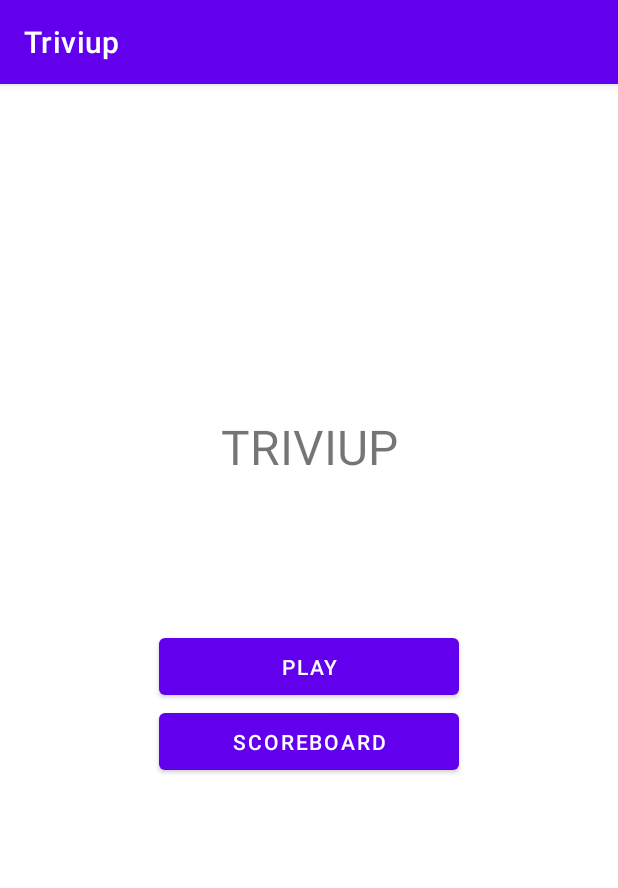
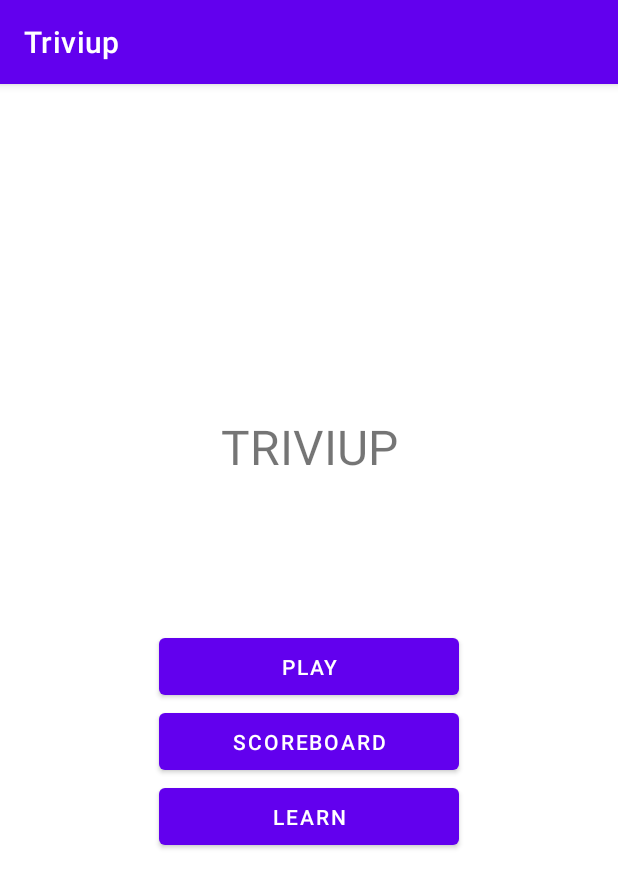
Before and after one commit to RosalieBdm/Triviup, an Android app: the screen it shows after launch (MainActivity), on a phone screen of 412 x 824 dp. Shown: the top 888 px of the screen. Run offline under Robolectric (Android 15) with nearby library versions, the phone set to English and light mode, and no system bars; our stand-ins replace data binding, navigation-ui.

Commit message:
fact added

```diff
--- a/app/src/main/java/com/example/triviup/MenuFragment.kt
+++ b/app/src/main/java/com/example/triviup/MenuFragment.kt
@@ -41,6 +41,10 @@ class MenuFragment : Fragment() {
         binding.scoreboardButton.setOnClickListener {
             findNavController().navigate(R.id.action_MenuFragment_to_RankingFragment)
         }
+
+        binding.factButton.setOnClickListener {
+            findNavController().navigate(R.id.action_MenuFragment_to_factFragment)
+        }
         super.onViewCreated(view, savedInstanceState)
     }
 
--- a/app/src/main/java/com/example/triviup/utils/Constants.kt
+++ b/app/src/main/java/com/example/triviup/utils/Constants.kt
@@ -2,4 +2,6 @@ package com.example.triviup.utils
 
 object Constants {
     const val TRIVIA_BASE_URL = "https://opentdb.com/"
+    const val NINJA_API_KEY = SECRETS.API_NINJA_KEY
+    const val NINJA_BASE_URL = "https://api.api-ninjas.com/"
 }
--- a/app/src/main/res/layout/fragment_menu.xml
+++ b/app/src/main/res/layout/fragment_menu.xml
@@ -24,7 +24,7 @@
             android:id="@+id/category_button"
             android:layout_width="200dp"
             android:layout_height="50dp"
-            android:text="Play"
+            android:text="@string/play"
             android:layout_marginTop="100dp"
             app:layout_constraintBottom_toTopOf="@+id/scoreboard_button"
             app:layout_constraintTop_toBottomOf="@+id/title"
@@ -35,8 +35,17 @@
             android:id="@+id/scoreboard_button"
             android:layout_width="200dp"
             android:layout_height="50dp"
-            android:text="ScoreBoard"
+            android:text="@string/scoreboard_2"
             app:layout_constraintTop_toBottomOf="@+id/category_button"
+            app:layout_constraintEnd_toEndOf="parent"
+            app:layout_constraintStart_toStartOf="parent" />
+
+        <Button
+            android:id="@+id/fact_button"
+            android:layout_width="200dp"
+            android:layout_height="50dp"
+            android:text="@string/learn"
+            app:layout_constraintTop_toBottomOf="@+id/scoreboard_button"
             app:layout_constraintEnd_toEndOf="parent"
             app:layout_constraintStart_toStartOf="parent" />
 
--- a/app/src/main/res/navigation/nav_graph.xml
+++ b/app/src/main/res/navigation/nav_graph.xml
@@ -17,6 +17,9 @@
         <action
             android:id="@+id/action_MenuFragment_to_RankingFragment"
             app:destination="@id/RankingFragment" />
+        <action
+            android:id="@+id/action_MenuFragment_to_factFragment"
+            app:destination="@id/factFragment" />
 
     </fragment>
 
@@ -86,6 +89,14 @@
             app:destination="@id/MenuFragment" />
 
     </fragment>
+    <fragment
+        android:id="@+id/factFragment"
+        android:name="com.example.triviup.FactFragment"
+        android:label="FactFragment" >
+        <action
+            android:id="@+id/action_factFragment_to_MenuFragment"
+            app:destination="@id/MenuFragment" />
+    </fragment>
 
 
 </navigation>
--- a/app/src/main/res/values/strings.xml
+++ b/app/src/main/res/values/strings.xml
@@ -15,4 +15,10 @@
     <string name="skip">Skip</string>
     <string name="username">Username</string>
     <string name="scoreboard">Scoreboard</string>
+    <string name="learn">Learn</string>
+    <string name="scoreboard_2">ScoreBoard</string>
+    <string name="play">Play</string>
+    <string name="menu">Menu</string>
+    <string name="new_fact">New Fact</string>
+    <string name="fact">Fact</string>
 </resources>
```
Also changed, not shown: app/src/main/java/com/example/triviup/FactFragment.kt (added, +53 -0 lines), app/src/main/java/com/example/triviup/network/FactResponse.kt (added, +12 -0 lines), app/src/main/java/com/example/triviup/network/NinjaApiService.kt (added, +49 -0 lines), app/src/main/java/com/example/triviup/viewmodel/FactViewModel.kt (added, +34 -0 lines), app/src/main/java/com/example/triviup/viewmodel/FactViewModelFactory.kt (added, +17 -0 lines), app/src/main/res/layout/fragment_fact.xml (added, +93 -0 lines), 1 other file.
